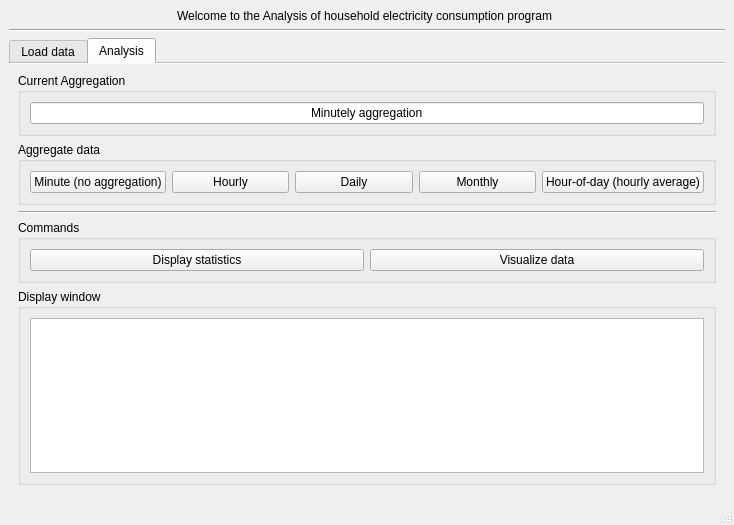
The window that Qt Designer/GUI-dataLoad.ui (danmark2312/Project-Electricity-GUI) describes before a commit, drawn with Qt 5.
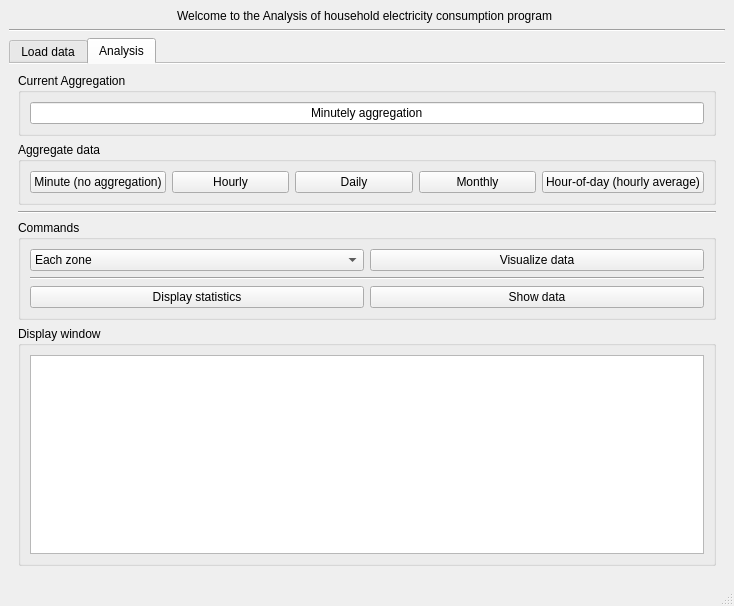
The same window after the commit.

Commit message:
Slowly converting script to GUI-version
Need the last couple of buttons and to check the plots. Then it should work

```diff
--- a/Qt Designer/GUI-dataLoad.ui
+++ b/Qt Designer/GUI-dataLoad.ui
@@ -7,7 +7,7 @@
     <x>0</x>
     <y>0</y>
     <width>734</width>
-    <height>525</height>
+    <height>606</height>
    </rect>
   </property>
   <property name="windowTitle">
@@ -293,21 +293,29 @@
           <property name="title">
            <string>Commands</string>
           </property>
-          <layout class="QHBoxLayout" name="horizontalLayout_6">
-           <item>
-            <widget class="QPushButton" name="stat_btn">
-             <property name="toolTip">
-              <string>Click to display statistics</string>
-             </property>
-             <property name="statusTip">
-              <string>Click to display statistics based on currently aggregated data</string>
-             </property>
+          <layout class="QGridLayout" name="gridLayout">
+           <item row="2" column="1">
+            <widget class="QPushButton" name="showdata_btn">
              <property name="text">
-              <string>Display statistics</string>
+              <string>Show data</string>
              </property>
             </widget>
            </item>
-           <item>
+           <item row="0" column="0">
+            <widget class="QComboBox" name="comboBox">
+             <item>
+              <property name="text">
+               <string>Each zone</string>
+              </property>
+             </item>
+             <item>
+              <property name="text">
+               <string>All zones</string>
+              </property>
+             </item>
+            </widget>
+           </item>
+           <item row="0" column="1">
             <widget class="QPushButton" name="plot_btn">
              <property name="toolTip">
               <string>Click to visualize data</string>
@@ -320,6 +328,26 @@
              </property>
             </widget>
            </item>
+           <item row="2" column="0">
+            <widget class="QPushButton" name="stat_btn">
+             <property name="toolTip">
+              <string>Click to display statistics</string>
+             </property>
+             <property name="statusTip">
+              <string>Click to display statistics based on currently aggregated data</string>
+             </property>
+             <property name="text">
+              <string>Display statistics</string>
+             </property>
+            </widget>
+           </item>
+           <item row="1" column="0" colspan="2">
+            <widget class="Line" name="line_3">
+             <property name="orientation">
+              <enum>Qt::Horizontal</enum>
+             </property>
+            </widget>
+           </item>
           </layout>
          </widget>
         </item>
```
Left out of the diff: 16 changed lines with no effect on the pictures. The commit also changes 5 other files.
